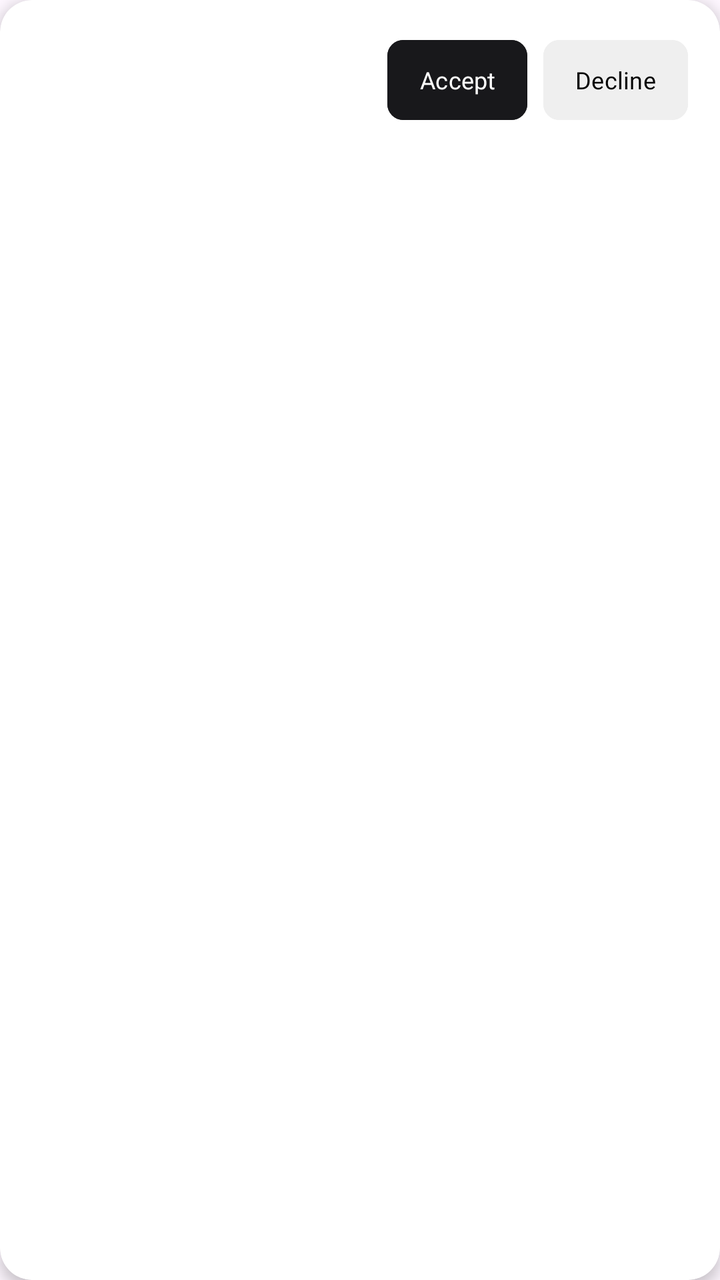
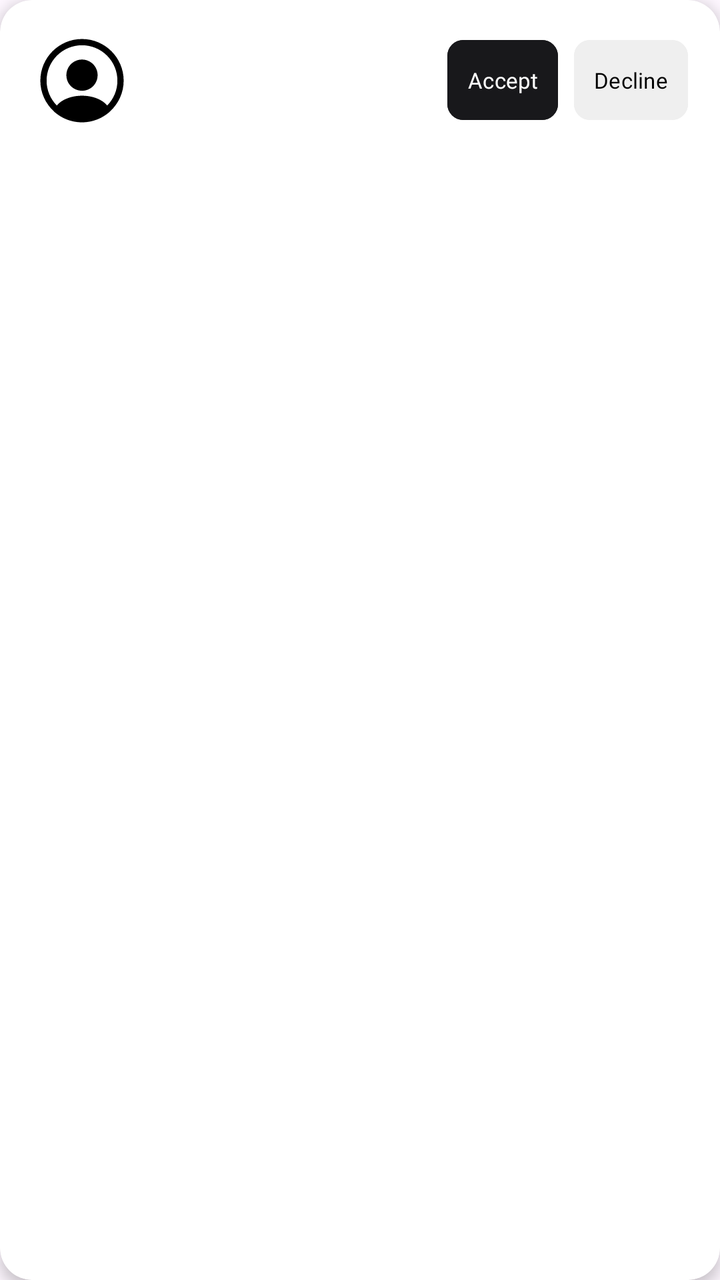

Compare the two renders of this Android layout. The source of the first and the diff that turns it into the second are given below.
<!-- AndroidManifest.xml: application theme Theme.Travel -->
<!-- res/layout/item_friend_request.xml -->
<?xml version="1.0" encoding="utf-8"?>
<androidx.cardview.widget.CardView
    xmlns:android="http://schemas.android.com/apk/res/android"
    xmlns:app="http://schemas.android.com/apk/res-auto"
    android:layout_width="match_parent"
    android:layout_height="wrap_content"
    android:layout_marginHorizontal="12dp"
    android:layout_marginVertical="6dp"
    app:cardCornerRadius="16dp"
    app:cardElevation="4dp"
    app:cardBackgroundColor="@color/white">

    <androidx.constraintlayout.widget.ConstraintLayout
        android:layout_width="match_parent"
        android:layout_height="wrap_content"
        android:padding="16dp">

        <TextView
            android:id="@+id/displayNameText"
            android:layout_width="0dp"
            android:layout_height="wrap_content"
            android:textSize="14sp"
            android:textColor="@color/text_primary"
            android:fontFamily="@font/mont_bold"
            android:maxLines="1"
            android:ellipsize="end"
            app:layout_constraintTop_toTopOf="parent"
            app:layout_constraintStart_toStartOf="parent"
            app:layout_constraintEnd_toStartOf="@id/acceptButton"
            android:layout_marginEnd="12dp" />

        <TextView
            android:id="@+id/usernameText"
            android:layout_width="0dp"
            android:layout_height="wrap_content"
            android:maxLines="1"
            android:ellipsize="end"
            android:layout_marginTop="2dp"
            android:textSize="12sp"
            android:textColor="@color/text_secondary"
            android:fontFamily="@font/mont_regular"
            app:layout_constraintTop_toBottomOf="@id/displayNameText"
            app:layout_constraintStart_toStartOf="parent"
            app:layout_constraintEnd_toStartOf="@id/acceptButton"
            android:layout_marginEnd="12dp" />

        <com.google.android.material.button.MaterialButton
            android:id="@+id/acceptButton"
            android:layout_width="wrap_content"
            android:layout_height="wrap_content"
            android:text="Accept"
            android:textSize="12sp"
            android:textAllCaps="false"
            android:backgroundTint="@color/button_primary"
            android:textColor="@color/button_primary_text"
            android:fontFamily="@font/mont_bold"
            android:minWidth="0dp"
            android:paddingHorizontal="16dp"
            app:cornerRadius="8dp"
            app:layout_constraintTop_toTopOf="parent"
            app:layout_constraintBottom_toBottomOf="parent"
            app:layout_constraintEnd_toStartOf="@id/declineButton"
            android:layout_marginEnd="8dp" />

        <com.google.android.material.button.MaterialButton
            android:id="@+id/declineButton"
            android:layout_width="wrap_content"
            android:layout_height="wrap_content"
            android:text="Decline"
            android:textSize="12sp"
            android:textAllCaps="false"
            android:minWidth="0dp"
            android:paddingHorizontal="16dp"
            android:backgroundTint="@color/button_secondary"
            android:textColor="@color/button_secondary_text"
            android:fontFamily="@font/mont_bold"
            app:cornerRadius="8dp"
            app:layout_constraintTop_toTopOf="parent"
            app:layout_constraintBottom_toBottomOf="parent"
            app:layout_constraintEnd_toEndOf="parent" />

    </androidx.constraintlayout.widget.ConstraintLayout>

</androidx.cardview.widget.CardView>
<!-- resources referenced by this layout -->
<resources>
  <color name="button_primary">#FF18181B</color>
  <color name="button_primary_text">#FFFFFFFF</color>
  <color name="button_secondary">#FFEFEFEF</color>
  <color name="button_secondary_text">#FF000000</color>
  <color name="text_primary">#FF18181B</color>
  <color name="text_secondary">#FFA1A1AA</color>
  <color name="white">#FFFFFFFF</color>
  <style name="Theme.Travel" parent="Theme.Material3.DayNight.NoActionBar">
          <item name="colorPrimary">#2196F3</item>
          <item name="colorOnPrimary">@android:color/white</item>
      </style>
</resources>

<!-- the commit's change to res/layout/item_friend_request.xml (unified diff, before → after) -->
@@ -15,47 +15,57 @@
         android:layout_height="wrap_content"
         android:padding="16dp">
 
+        <ImageView
+            android:id="@+id/profilePicture"
+            android:layout_width="50dp"
+            android:layout_height="45dp"
+            android:scaleType="centerCrop"
+            android:src="@drawable/ic_profile"
+            app:layout_constraintBottom_toBottomOf="parent"
+            app:layout_constraintStart_toStartOf="parent"
+            app:layout_constraintTop_toTopOf="parent" />
+
         <TextView
             android:id="@+id/displayNameText"
             android:layout_width="0dp"
             android:layout_height="wrap_content"
-            android:textSize="14sp"
-            android:textColor="@color/text_primary"
+            android:layout_marginEnd="12dp"
+            android:ellipsize="end"
             android:fontFamily="@font/mont_bold"
             android:maxLines="1"
-            android:ellipsize="end"
-            app:layout_constraintTop_toTopOf="parent"
-            app:layout_constraintStart_toStartOf="parent"
+            android:textColor="@color/text_primary"
+            android:textSize="14sp"
             app:layout_constraintEnd_toStartOf="@id/acceptButton"
-            android:layout_marginEnd="12dp" />
+            app:layout_constraintStart_toEndOf="@+id/profilePicture"
+            app:layout_constraintTop_toTopOf="@+id/profilePicture" />
 
         <TextView
             android:id="@+id/usernameText"
             android:layout_width="0dp"
             android:layout_height="wrap_content"
+            android:layout_marginTop="2dp"
+            android:layout_marginEnd="12dp"
+            android:ellipsize="end"
+            android:fontFamily="@font/mont_regular"
             android:maxLines="1"
-            android:ellipsize="end"
-            android:layout_marginTop="2dp"
+            android:textColor="@color/text_secondary"
             android:textSize="12sp"
-            android:textColor="@color/text_secondary"
-            android:fontFamily="@font/mont_regular"
-            app:layout_constraintTop_toBottomOf="@id/displayNameText"
-            app:layout_constraintStart_toStartOf="parent"
             app:layout_constraintEnd_toStartOf="@id/acceptButton"
-            android:layout_marginEnd="12dp" />
+            app:layout_constraintStart_toEndOf="@+id/profilePicture"
+            app:layout_constraintTop_toBottomOf="@id/displayNameText" />
 
         <com.google.android.material.button.MaterialButton
             android:id="@+id/acceptButton"
             android:layout_width="wrap_content"
             android:layout_height="wrap_content"
             android:text="Accept"
-            android:textSize="12sp"
+            android:textSize="11sp"
             android:textAllCaps="false"
             android:backgroundTint="@color/button_primary"
             android:textColor="@color/button_primary_text"
             android:fontFamily="@font/mont_bold"
             android:minWidth="0dp"
-            android:paddingHorizontal="16dp"
+            android:paddingHorizontal="10dp"
             app:cornerRadius="8dp"
             app:layout_constraintTop_toTopOf="parent"
             app:layout_constraintBottom_toBottomOf="parent"
@@ -67,10 +77,10 @@
             android:layout_width="wrap_content"
             android:layout_height="wrap_content"
             android:text="Decline"
-            android:textSize="12sp"
+            android:textSize="11sp"
             android:textAllCaps="false"
             android:minWidth="0dp"
-            android:paddingHorizontal="16dp"
+            android:paddingHorizontal="10dp"
             android:backgroundTint="@color/button_secondary"
             android:textColor="@color/button_secondary_text"
             android:fontFamily="@font/mont_bold"
<!-- resource entries referenced after the edit -->
@@ -7,6 +7,19 @@
   <color name="text_primary">#FF18181B</color>
   <color name="text_secondary">#FFA1A1AA</color>
   <color name="white">#FFFFFFFF</color>
+  <!-- drawable ic_profile (drawable) -->
+  <vector xmlns:android="http://schemas.android.com/apk/res/android"
+      android:width="200dp"
+      android:height="200dp"
+      android:viewportWidth="24"
+      android:viewportHeight="24">
+    <path
+        android:pathData="M22,12C22,6.49 17.51,2 12,2C6.49,2 2,6.49 2,12C2,14.9 3.25,17.51 5.23,19.34C5.23,19.35 5.23,19.35 5.22,19.36C5.32,19.46 5.44,19.54 5.54,19.63C5.6,19.68 5.65,19.73 5.71,19.77C5.89,19.92 6.09,20.06 6.28,20.2C6.35,20.25 6.41,20.29 6.48,20.34C6.67,20.47 6.87,20.59 7.08,20.7C7.15,20.74 7.23,20.79 7.3,20.83C7.5,20.94 7.71,21.04 7.93,21.13C8.01,21.17 8.09,21.21 8.17,21.24C8.39,21.33 8.61,21.41 8.83,21.48C8.91,21.51 8.99,21.54 9.07,21.56C9.31,21.63 9.55,21.69 9.79,21.75C9.86,21.77 9.93,21.79 10.01,21.8C10.29,21.86 10.57,21.9 10.86,21.93C10.9,21.93 10.94,21.94 10.98,21.95C11.32,21.98 11.66,22 12,22C12.34,22 12.68,21.98 13.01,21.95C13.05,21.95 13.09,21.94 13.13,21.93C13.42,21.9 13.7,21.86 13.98,21.8C14.05,21.79 14.12,21.76 14.2,21.75C14.44,21.69 14.69,21.64 14.92,21.56C15,21.53 15.08,21.5 15.16,21.48C15.38,21.4 15.61,21.33 15.82,21.24C15.9,21.21 15.98,21.17 16.06,21.13C16.27,21.04 16.48,20.94 16.69,20.83C16.77,20.79 16.84,20.74 16.91,20.7C17.11,20.58 17.31,20.47 17.51,20.34C17.58,20.3 17.64,20.25 17.71,20.2C17.91,20.06 18.1,19.92 18.28,19.77C18.34,19.72 18.39,19.67 18.45,19.63C18.56,19.54 18.67,19.45 18.77,19.36C18.77,19.35 18.77,19.35 18.76,19.34C20.75,17.51 22,14.9 22,12ZM16.94,16.97C14.23,15.15 9.79,15.15 7.06,16.97C6.62,17.26 6.26,17.6 5.96,17.97C4.44,16.43 3.5,14.32 3.5,12C3.5,7.31 7.31,3.5 12,3.5C16.69,3.5 20.5,7.31 20.5,12C20.5,14.32 19.56,16.43 18.04,17.97C17.75,17.6 17.38,17.26 16.94,16.97Z"
+        android:fillColor="#000000"/>
+    <path
+        android:pathData="M12,6.93C9.93,6.93 8.25,8.61 8.25,10.68C8.25,12.71 9.84,14.36 11.95,14.42C11.98,14.42 12.02,14.42 12.04,14.42C12.06,14.42 12.09,14.42 12.11,14.42C12.12,14.42 12.13,14.42 12.13,14.42C14.15,14.35 15.74,12.71 15.75,10.68C15.75,8.61 14.07,6.93 12,6.93Z"
+        android:fillColor="#000000"/>
+  </vector>
   <style name="Theme.Travel" parent="Theme.Material3.DayNight.NoActionBar">
           <item name="colorPrimary">#2196F3</item>
           <item name="colorOnPrimary">@android:color/white</item>
